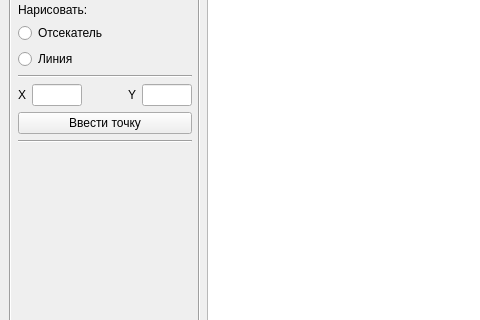
Before: the Qt Designer form lab_07/mainwindow.ui in AskaryanKarine/BMSTU-CG, drawn with Qt 5; both pictures show x 0 to 480 and y 108 to 428 of the 800 by 600 pixel window.
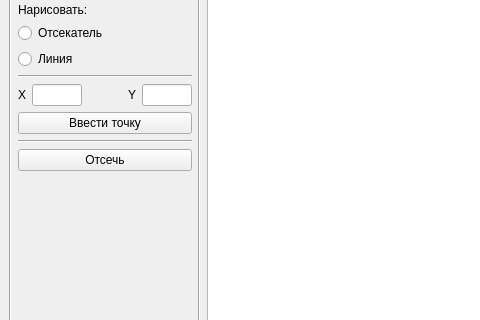
After: the same form once the commit is applied.

Commit message: added point add func in interface

```diff
--- a/lab_07/mainwindow.ui
+++ b/lab_07/mainwindow.ui
@@ -266,6 +266,13 @@
             </property>
            </widget>
           </item>
+          <item>
+           <widget class="QPushButton" name="pushButton_cut">
+            <property name="text">
+             <string>Отсечь</string>
+            </property>
+           </widget>
+          </item>
           <item>
            <spacer name="verticalSpacer">
             <property name="orientation">
```
The commit also changes 2 other files.
